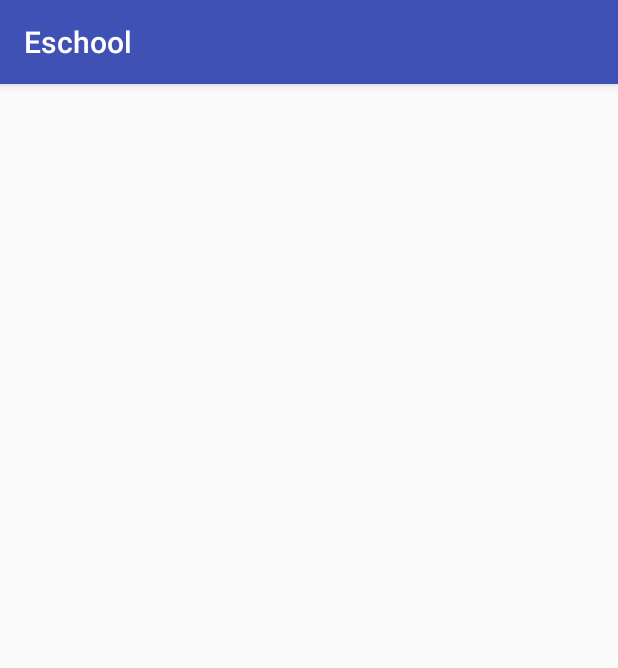
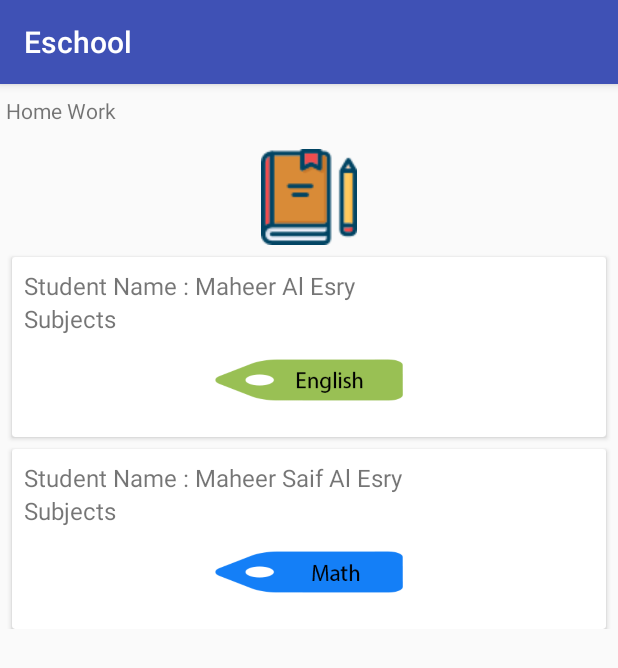
Before and after one commit to iamrahulyadav/Eschool, an Android app: the fragment HomeWorkFragments shown on its own in the app's theme, on a phone screen of 412 x 824 dp. Shown: the top 668 px of the screen. Run offline under Robolectric (Android 15) with nearby library versions, the phone set to English and light mode, and no system bars.

```diff
--- a/app/src/main/java/sas/eschool/fragment/TeachersList_messging.java
+++ b/app/src/main/java/sas/eschool/fragment/TeachersList_messging.java
@@ -26,9 +26,6 @@ public class TeachersList_messging extends Fragment {
                              Bundle savedInstanceState) {
         View view = inflater.inflate(R.layout.fragment_teachers_list_messging, container, false);
         CardView teacher = view.findViewById(R.id.first_teacher);
-        teacher.setOnClickListener(v -> {
-            startActivity(new Intent(getActivity(), Chat.class));
-        });
         return view;
     }
 
--- a/app/src/main/res/layout/activity_main.xml
+++ b/app/src/main/res/layout/activity_main.xml
@@ -4,7 +4,7 @@
     xmlns:tools="http://schemas.android.com/tools"
     android:layout_width="match_parent"
     android:layout_height="match_parent"
-    android:background="#beb8b8"
+    android:background="#5abeb8b8"
     android:orientation="vertical">
 
     <ImageView
--- a/app/src/main/res/layout/activity_studentdetails_class_room.xml
+++ b/app/src/main/res/layout/activity_studentdetails_class_room.xml
@@ -19,7 +19,7 @@
 
         <LinearLayout
             android:layout_width="match_parent"
-            android:layout_height="200dp"
+            android:layout_height="wrap_content"
             android:orientation="vertical"
             android:paddingLeft="20dp"
             android:paddingRight="20dp"
@@ -32,17 +32,17 @@
                 android:layout_alignParentLeft="true"
                 android:layout_alignParentStart="true"
                 android:text="Kid Name: Zolfa Nasser"
-                android:textSize="30dp" />
+                android:textSize="16sp" />
 
             <TextView
                 android:layout_width="match_parent"
                 android:layout_height="wrap_content"
                 android:text="Points: 2"
-                android:textSize="30dp" />
+                android:textSize="16sp" />
 
             <LinearLayout
                 android:layout_width="match_parent"
-                android:layout_height="match_parent"
+                android:layout_height="wrap_content"
                 android:foregroundGravity="center_horizontal|center"
                 android:orientation="horizontal"
                 android:weightSum="2">
@@ -52,11 +52,11 @@
                     android:layout_height="wrap_content"
                     android:layout_weight="1.5"
                     android:text="Rank : "
-                    android:textSize="30dp" />
+                    android:textSize="16sp" />
 
                 <LinearLayout
                     android:layout_width="match_parent"
-                    android:layout_height="match_parent"
+                    android:layout_height="wrap_content"
                     android:layout_weight="0.5"
                     android:gravity="center"
                     android:orientation="vertical">
--- a/app/src/main/res/layout/fragment_home_work_fragments.xml
+++ b/app/src/main/res/layout/fragment_home_work_fragments.xml
@@ -1,10 +1,120 @@
 <?xml version="1.0" encoding="utf-8"?>
-<FrameLayout xmlns:android="http://schemas.android.com/apk/res/android"
+<ScrollView
+        xmlns:android="http://schemas.android.com/apk/res/android"
+    xmlns:app="http://schemas.android.com/apk/res-auto"
     xmlns:tools="http://schemas.android.com/tools"
-    android:layout_width="match_parent"
-    android:layout_height="match_parent"
-    tools:context=".fragment.HomeWorkFragments">
+        android:layout_width="match_parent"
+        android:layout_height="match_parent">
 
+    <LinearLayout
+        android:layout_width="match_parent"
+        android:layout_height="wrap_content"
+        android:orientation="vertical">
 
+        <TextView
+            android:id="@+id/textView10"
+            android:layout_width="match_parent"
+            android:layout_height="wrap_content"
+            android:layout_marginBottom="8dp"
+            android:layout_marginLeft="4dp"
+            android:layout_marginTop="8dp"
+            android:text="Home Work" />
 
-</FrameLayout>
+        <ImageView
+            android:id="@+id/imageView6"
+            android:layout_width="match_parent"
+            android:layout_height="wrap_content"
+            android:layout_margin="8dp"
+            android:src="@drawable/book" />
+
+        <android.support.v7.widget.CardView
+            android:layout_width="match_parent"
+            android:layout_height="match_parent"
+            android:layout_marginLeft="8dp"
+            android:layout_marginRight="8dp"
+            android:padding="8dp">
+
+            <LinearLayout
+                android:layout_width="match_parent"
+                android:layout_height="match_parent"
+                android:orientation="vertical"
+                android:padding="8dp">
+
+                <TextView
+                    android:layout_width="match_parent"
+                    android:layout_height="wrap_content"
+                    android:text="Student Name : Maheer Al Esry"
+                    android:textSize="16sp" />
+
+                <TextView
+                    android:layout_width="match_parent"
+                    android:layout_height="wrap_content"
+                    android:text="Subjects"
+                    android:textSize="16sp" />
+
+                <LinearLayout
+                    android:layout_width="match_parent"
+                    android:layout_height="match_parent"
+                    android:orientation="horizontal">
+
+                    <ImageView
+                        android:id="@+id/imageView5"
+                        android:layout_width="45dp"
+                        android:layout_height="60dp"
+                        android:layout_weight="1"
+                        android:padding="16dp"
+                        android:src="@drawable/english" />
+
+                </LinearLayout>
+
+            </LinearLayout>
+        </android.support.v7.widget.CardView>
+
+        <android.support.v7.widget.CardView
+            android:layout_width="match_parent"
+            android:layout_height="wrap_content"
+            android:layout_marginLeft="8dp"
+            android:layout_marginRight="8dp"
+            android:layout_marginTop="8dp"
+            android:padding="8dp">
+
+            <LinearLayout
+                android:layout_width="match_parent"
+                android:layout_height="match_parent"
+                android:orientation="vertical"
+                android:padding="8dp">
+
+                <TextView
+                    android:id="@+id/textView9"
+                    android:layout_width="match_parent"
+                    android:layout_height="wrap_content"
+                    android:text="Student Name : Maheer Saif Al Esry"
+                    android:textSize="16sp" />
+
+                <TextView
+                    android:id="@+id/textView8"
+                    android:layout_width="match_parent"
+                    android:layout_height="wrap_content"
+                    android:text="Subjects"
+                    android:textSize="16sp" />
+
+                <LinearLayout
+                    android:layout_width="match_parent"
+                    android:layout_height="match_parent"
+                    android:orientation="horizontal">
+
+                    <ImageView
+                        android:id="@+id/imageView5"
+                        android:layout_width="45dp"
+                        android:layout_height="60dp"
+                        android:layout_weight="1"
+                        android:padding="16dp"
+                        android:src="@drawable/math" />
+
+                </LinearLayout>
+
+            </LinearLayout>
+        </android.support.v7.widget.CardView>
+    </LinearLayout>
+
+</ScrollView>
```
